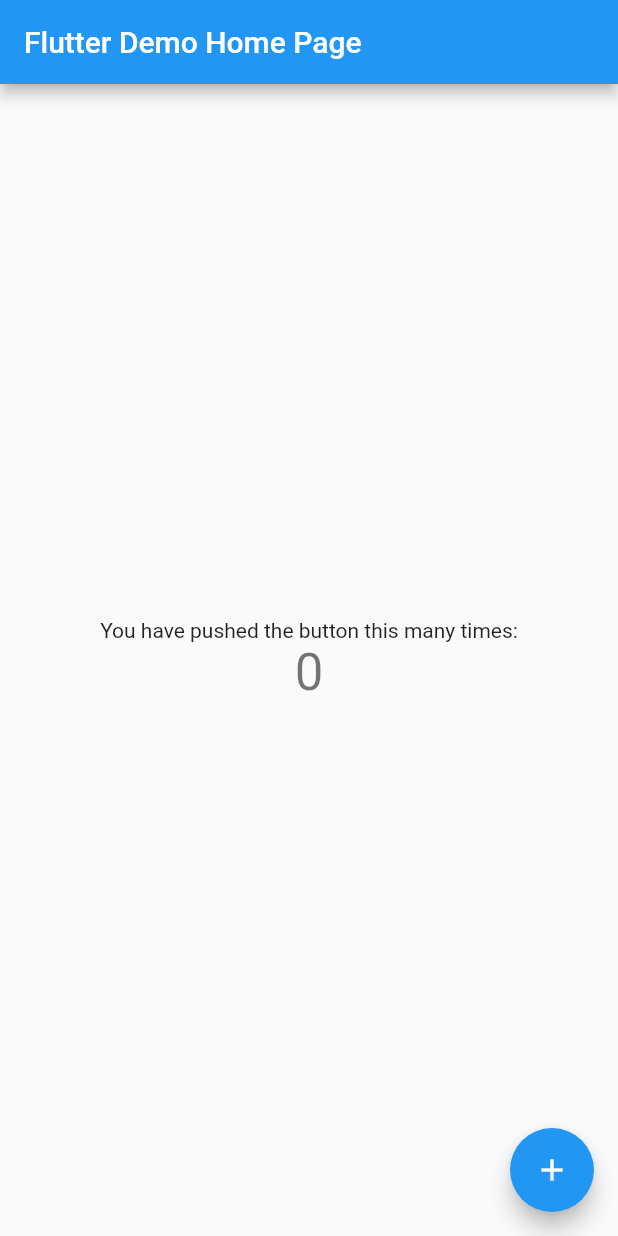
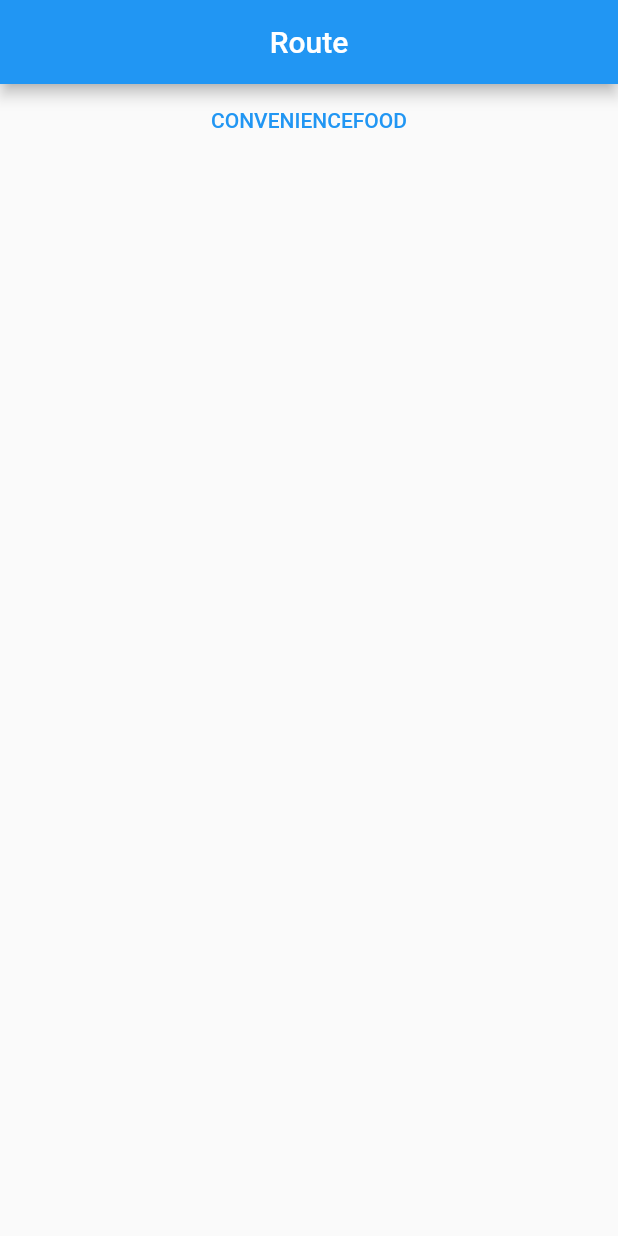
Before and after one commit to dimigo-din/dalgeurak-meal-application, a Flutter app: the screen it shows after launch, on a phone screen of 412 x 824 dp. Run offline on Flutter 3.47's test engine with Material 2 defaults, Android fonts, the phone set to English and light mode, and no system bars; our stand-ins replace dio, flutter_svg, get; missing offline and left inert: dalgeurak_widget_package.

Commit message:
feat: Convenience Food UI

```diff
--- a/lib/main.dart
+++ b/lib/main.dart
@@ -1,112 +1,15 @@
+import 'package:dalgeurak_meal_application/routes/pages.dart';
+import 'package:dalgeurak_meal_application/routes/routes.dart';
 import 'package:flutter/material.dart';
+import 'package:get/get.dart';
 
-void main() => runApp(const MyApp());
+main() async {
+  WidgetsFlutterBinding.ensureInitialized();
 
-class MyApp extends StatelessWidget {
-  const MyApp({Key? key}) : super(key: key);
-
-  // This widget is the root of your application.
-  @override
-  Widget build(BuildContext context) {
-    return MaterialApp(
-      title: 'Flutter Demo',
-      theme: ThemeData(
-        // This is the theme of your application.
-        //
-        // Try running your application with "flutter run". You'll see the
-        // application has a blue toolbar. Then, without quitting the app, try
-        // changing the primarySwatch below to Colors.green and then invoke
-        // "hot reload" (press "r" in the console where you ran "flutter run",
-        // or press Run > Flutter Hot Reload in a Flutter IDE). Notice that the
-        // counter didn't reset back to zero; the application is not restarted.
-        primarySwatch: Colors.blue,
-      ),
-      home: const MyHomePage(title: 'Flutter Demo Home Page'),
-    );
-  }
+  runApp(
+    GetMaterialApp(
+      getPages: AppPages.pages,
+      initialRoute: Routes.PAGELIST,
+    ),
+  );
 }
-
-class MyHomePage extends StatefulWidget {
-  const MyHomePage({Key? key, required this.title}) : super(key: key);
-
-  // This widget is the home page of your application. It is stateful, meaning
-  // that it has a State object (defined below) that contains fields that affect
-  // how it looks.
-
-  // This class is the configuration for the state. It holds the values (in this
-  // case the title) provided by the parent (in this case the App widget) and
-  // used by the build method of the State. Fields in a Widget subclass are
-  // always marked "final".
-
-  final String title;
-
-  @override
-  State<MyHomePage> createState() => _MyHomePageState();
-}
-
-class _MyHomePageState extends State<MyHomePage> {
-  int _counter = 0;
-
-  void _incrementCounter() {
-    setState(() {
-      // This call to setState tells the Flutter framework that something has
-      // changed in this State, which causes it to rerun the build method below
-      // so that the display can reflect the updated values. If we changed
-      // _counter without calling setState(), then the build method would not be
-      // called again, and so nothing would appear to happen.
-      _counter++;
-    });
-  }
-
-  @override
-  Widget build(BuildContext context) {
-    // This method is rerun every time setState is called, for instance as done
-    // by the _incrementCounter method above.
-    //
-    // The Flutter framework has been optimized to make rerunning build methods
-    // fast, so that you can just rebuild anything that needs updating rather
-    // than having to individually change instances of widgets.
-    return Scaffold(
-      appBar: AppBar(
-        // Here we take the value from the MyHomePage object that was created by
-        // the App.build method, and use it to set our appbar title.
-        title: Text(widget.title),
-      ),
-      body: Center(
-        // Center is a layout widget. It takes a single child and positions it
-        // in the middle of the parent.
-        child: Column(
-          // Column is also a layout widget. It takes a list of children and
-          // arranges them vertically. By default, it sizes itself to fit its
-          // children horizontally, and tries to be as tall as its parent.
-          //
-          // Invoke "debug painting" (press "p" in the console, choose the
-          // "Toggle Debug Paint" action from the Flutter Inspector in Android
-          // Studio, or the "Toggle Debug Paint" command in Visual Studio Code)
-          // to see the wireframe for each widget.
-          //
-          // Column has various properties to control how it sizes itself and
-          // how it positions its children. Here we use mainAxisAlignment to
-          // center the children vertically; the main axis here is the vertical
-          // axis because Columns are vertical (the cross axis would be
-          // horizontal).
-          mainAxisAlignment: MainAxisAlignment.center,
-          children: <Widget>[
-            const Text(
-              'You have pushed the button this many times:',
-            ),
-            Text(
-              '$_counter',
-              style: Theme.of(context).textTheme.headline4,
-            ),
-          ],
-        ),
-      ),
-      floatingActionButton: FloatingActionButton(
-        onPressed: _incrementCounter,
-        tooltip: 'Increment',
-        child: const Icon(Icons.add),
-      ), // This trailing comma makes auto-formatting nicer for build methods.
-    );
-  }
-}
--- /dev/null
+++ b/lib/pages/page_list/page.dart
@@ -0,0 +1,28 @@
+import 'package:flutter/material.dart';
+import 'package:get/get.dart';
+
+import '../../routes/routes.dart';
+
+class PageListPage extends StatelessWidget {
+  const PageListPage({Key? key}) : super(key: key);
+
+  @override
+  Widget build(BuildContext context) {
+    return Scaffold(
+      appBar: AppBar(
+        title: const Text("Route"),
+        centerTitle: true,
+      ),
+      body: ListView(
+        children: [
+          TextButton(
+            onPressed: () {
+              Get.toNamed(Routes.CONVENIENCEFOOD);
+            },
+            child: const Text("CONVENIENCEFOOD"),
+          ),
+        ],
+      ),
+    );
+  }
+}
--- /dev/null
+++ b/lib/routes/pages.dart
@@ -0,0 +1,13 @@
+import 'package:dalgeurak_meal_application/pages/page_list/page.dart';
+import 'package:dalgeurak_meal_application/routes/routes.dart';
+import 'package:get/get.dart';
+
+import '../pages/convenience_food/binding.dart';
+import '../pages/convenience_food/page.dart';
+
+class AppPages {
+  static final pages = [
+    GetPage(name: Routes.PAGELIST, page: () => const PageListPage()),
+    GetPage(name: Routes.CONVENIENCEFOOD, page: () => const ConvenienceFoodPage(), binding: ConvenienceFoodPageBinding()),
+  ];
+}
--- /dev/null
+++ b/lib/routes/routes.dart
@@ -0,0 +1,4 @@
+abstract class Routes {
+  static const PAGELIST = '/PageList';
+  static const CONVENIENCEFOOD = '/ConvenienceFood';
+}
```
Also changed, not shown: lib/pages/convenience_food/binding.dart (added, +10 -0 lines), lib/pages/convenience_food/controller.dart (added, +13 -0 lines), lib/pages/convenience_food/page.dart (added, +75 -0 lines), lib/pages/convenience_food/widgets/food_select_container.dart (added, +82 -0 lines), lib/themes/text_theme.dart (added, +9 -0 lines), pubspec.yaml (+37 -28 lines), assets/images/convenience_misu.png (added), assets/images/convenience_salad.png (added), assets/images/convenience_sandwich.png (added), assets/images/icons/close.svg (added), pubspec.lock, 1 other file.
